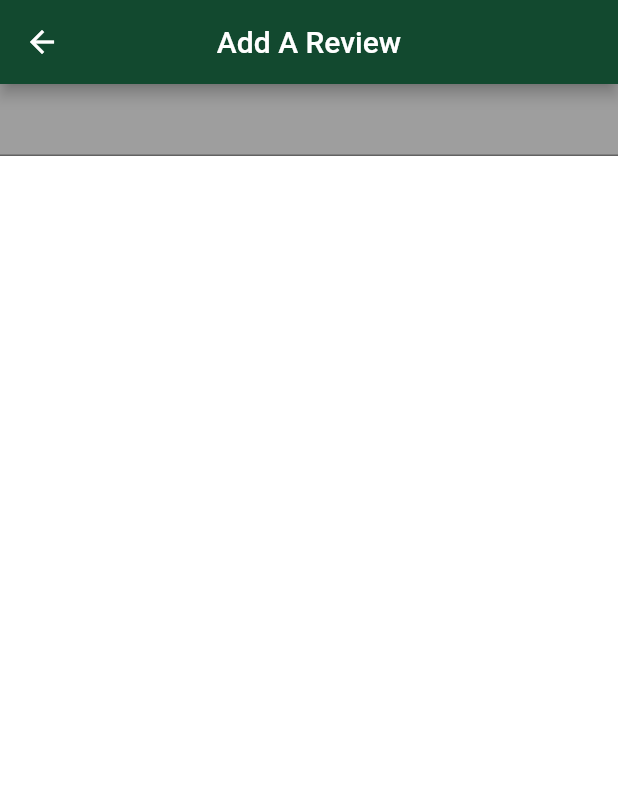
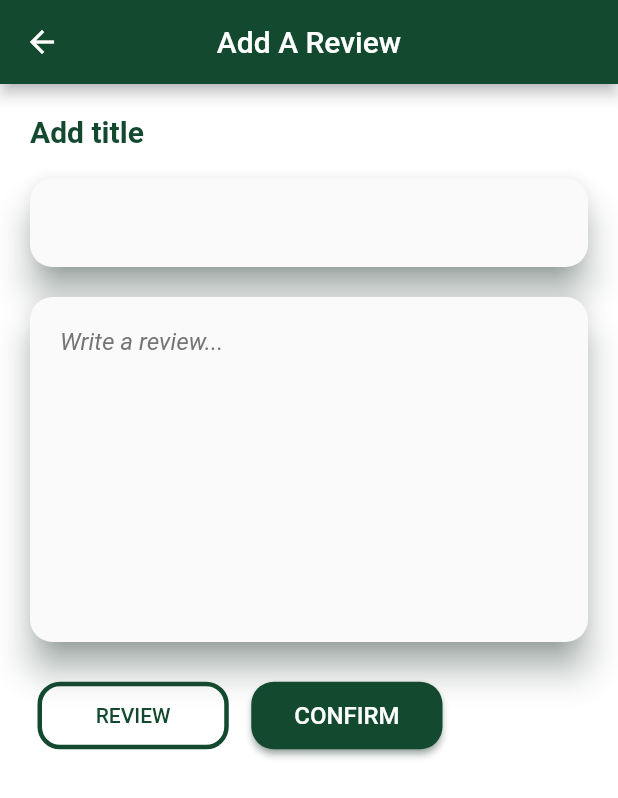
Before and after one commit to Asad-Tariq/Meri_Raye, a Flutter app: the AddPost screen opened directly, on a phone screen of 412 x 824 dp. Shown: the top 798 px of the screen. Run offline on Flutter 3.47's test engine with Material 2 defaults, Android fonts, the phone set to English and light mode, and no system bars; our stand-ins replace fluttertoast, rflutter_alert.

Commit message:
Created AddPost Screen

```diff
--- a/Project/Meri_Raye/lib/main.dart
+++ b/Project/Meri_Raye/lib/main.dart
@@ -1,5 +1,6 @@
 import 'package:flutter/material.dart';
 import 'package:meri_raye/main/welcomePage.dart';
+import 'package:meri_raye/main/User/addPost.dart';
 void main() {
   runApp(MyApp());
 }
--- a/Project/Meri_Raye/lib/main/User/addPost.dart
+++ b/Project/Meri_Raye/lib/main/User/addPost.dart
@@ -8,6 +8,8 @@ class AddPost extends StatefulWidget {
 }
 
 class _AddPostState extends State<AddPost> {
+  TextEditingController _post = TextEditingController();
+  TextEditingController _title = TextEditingController();
   @override
   Widget build(BuildContext context) {
     return Scaffold(
@@ -17,15 +19,96 @@ class _AddPostState extends State<AddPost> {
         centerTitle: true,
       ),
       body: Container(
+        padding: EdgeInsets.all(10.0),
         child: ListView(
           children: <Widget>[
             Container(
-              color: Colors.grey,
-              child: TextField(
-                keyboardType: TextInputType.multiline,
-                maxLines: null,
+              padding: EdgeInsets.all(10.0),
+              child:Text("Add title", style: TextStyle(color: Color(0xFF12492F), fontWeight: FontWeight.bold, fontSize: 20.0),),
+            ),
+            Container(
+              padding: EdgeInsets.all(10.0),
+              child: Material(
+                child: TextFormField(
+                  decoration: InputDecoration(
+                      labelStyle: TextStyle(color: Colors.black),
+                      contentPadding: EdgeInsets.all(20.0),
+                      fillColor: Colors.white,
+                      border: InputBorder.none
+                  ),
+                  controller: _title,
+                  keyboardType: TextInputType.multiline,
+                  maxLines: null,
+                  cursorColor: Colors.black,
+                ),
+                borderRadius: BorderRadius.circular(15.0),
+                elevation: 10.0,
+                shadowColor: Color(0xFF12492F),
               ),
-            )
+            ),
+            Container(
+              padding: EdgeInsets.all(10.0),
+              height: 250,
+              child: Material(
+                child: TextFormField(
+                  decoration: InputDecoration(
+                      labelStyle: TextStyle(color: Colors.black),
+                      hintText: 'Write a review...',
+                      contentPadding: EdgeInsets.all(20.0),
+                      hintStyle: TextStyle(color: Colors.grey[600], fontStyle: FontStyle.italic),
+                      fillColor: Colors.white,
+                      border: InputBorder.none
+                  ),
+                  controller: _post,
+                  keyboardType: TextInputType.multiline,
+                  maxLines: null,
+                  cursorColor: Colors.black,
+                ),
+                borderRadius: BorderRadius.circular(15.0),
+                elevation: 10.0,
+                shadowColor: Color(0xFF12492F),
+              ),
+            ),
+          Container(
+            alignment: Alignment.centerLeft,
+            child: Row(
+              children: <Widget>[
+                Container(
+                  padding: EdgeInsets.fromLTRB(15.0, 15.0, 7.5, 0.0),
+                  width: 150,
+                  child: OutlinedButton(
+                    onPressed: () {},
+                    style: OutlinedButton.styleFrom(
+                      primary: Color(0xFF12492F),
+                      minimumSize: Size(0, 45),
+                      side: BorderSide(width: 3.0, color: Color(0xFF12492F)),
+                      shape: const RoundedRectangleBorder(
+                        borderRadius: BorderRadius.all(Radius.circular(15.0)),
+                      ),
+
+                    ),
+                    child: const Text("REVIEW", style: TextStyle(color: Color(0xFF12492F),),),
+                  ),
+                ),
+                Container(
+                  padding: EdgeInsets.fromLTRB(7.5, 15.0, 15.0, 0.0),
+                  width: 150,
+                  child: ElevatedButton(
+                    onPressed: () {},
+                    child: Text("CONFIRM", style: TextStyle(fontSize: 16.0), textAlign: TextAlign.center,),
+                    style: ElevatedButton.styleFrom(
+                      minimumSize: Size(0, 45),
+                      shadowColor: Color(0xFF12492F),
+                      shape: RoundedRectangleBorder(
+                          borderRadius: BorderRadius.circular(15.0)
+                      ),
+                      primary: Color(0xFF12492F),
+                    ),
+                  ),
+                ),
+              ],
+            ),
+          ),
           ],
         ),
       ),
```
Also changed, not shown: Project/Meri_Raye/pubspec.lock.
